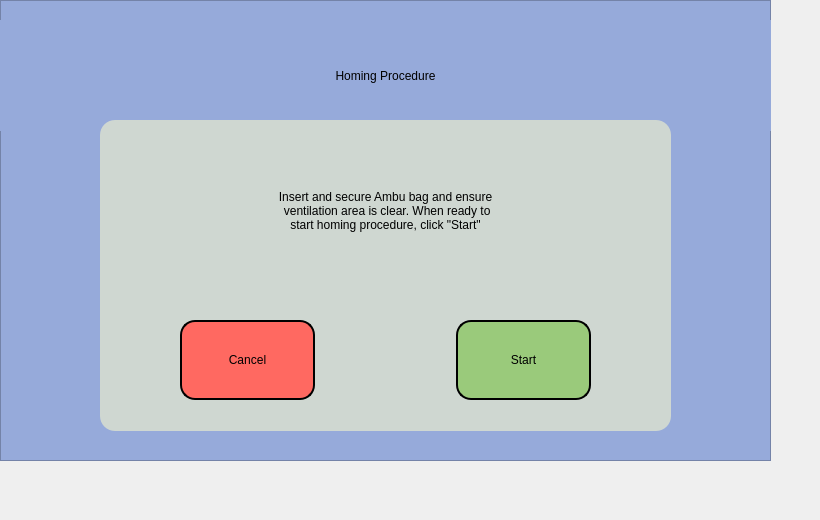
VentCU/bbwtb, file software/control_system/gui/start_homing.ui: the form before one commit.
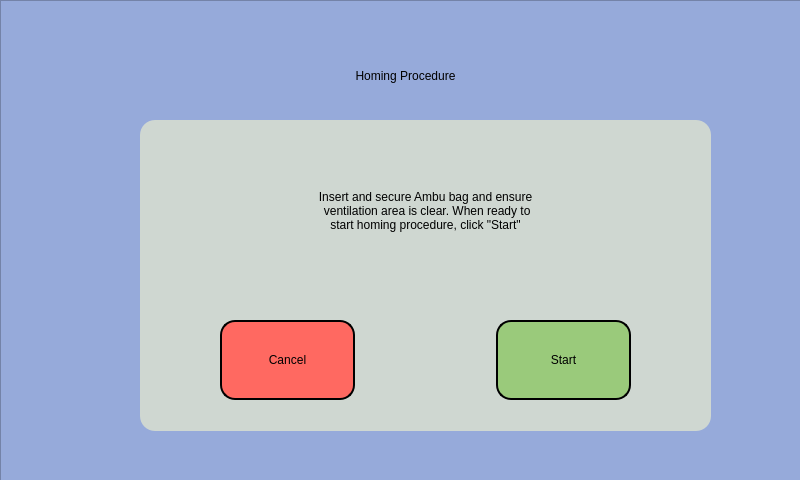
The form after the commit. Icons and pictures are not drawn.

Patch:
```diff
--- a/software/control_system/gui/start_homing.ui
+++ b/software/control_system/gui/start_homing.ui
@@ -9,10 +9,22 @@
    <rect>
     <x>0</x>
     <y>0</y>
-    <width>820</width>
-    <height>520</height>
+    <width>800</width>
+    <height>480</height>
    </rect>
   </property>
+  <property name="minimumSize">
+   <size>
+    <width>800</width>
+    <height>480</height>
+   </size>
+  </property>
+  <property name="maximumSize">
+   <size>
+    <width>800</width>
+    <height>480</height>
+   </size>
+  </property>
   <property name="windowTitle">
    <string>VentCU Mock UI</string>
   </property>
@@ -22,8 +34,8 @@
      <rect>
       <x>0</x>
       <y>0</y>
-      <width>771</width>
-      <height>461</height>
+      <width>811</width>
+      <height>481</height>
      </rect>
     </property>
     <property name="styleSheet">
@@ -38,7 +50,7 @@
     <widget class="QLabel" name="label">
      <property name="geometry">
       <rect>
-       <x>0</x>
+       <x>20</x>
        <y>20</y>
        <width>771</width>
        <height>111</height>
@@ -76,7 +88,7 @@
     <widget class="QFrame" name="IE_frame_2">
      <property name="geometry">
       <rect>
-       <x>100</x>
+       <x>140</x>
        <y>120</y>
        <width>571</width>
        <height>311</height>
```
